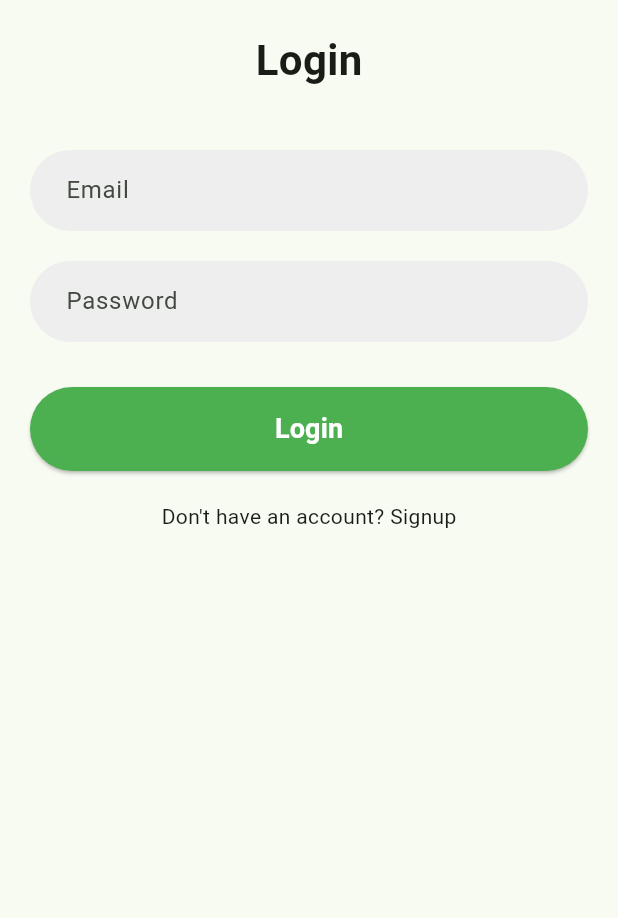
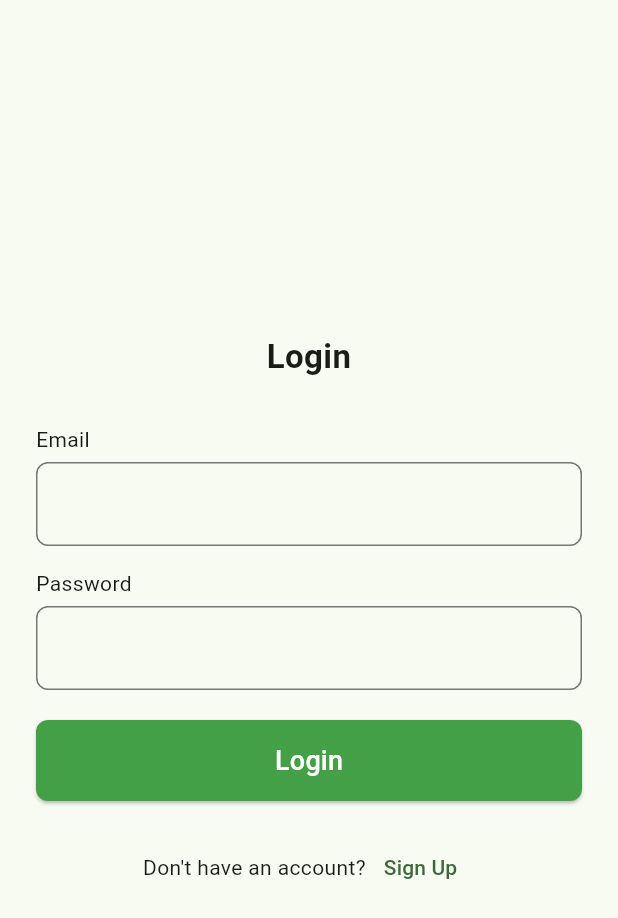
Before and after one commit to jdesai05/RecycleIT, a Flutter app: the screen it shows after launch, on a phone screen of 412 x 824 dp. Shown: the top 918 px of the screen. Run offline on Flutter 3.47's test engine with Material 3 defaults, Android fonts, the phone set to English and light mode, and no system bars; our stand-ins replace firebase_auth, firebase_core, flutter_map, image_picker, latlong2; accounts and stored records are empty.

Commit message:
Jainil Update 4

```diff
--- a/lib/screens/LoginForm.dart
+++ b/lib/screens/LoginForm.dart
@@ -2,8 +2,6 @@ import 'package:flutter/material.dart';
 import 'package:firebase_auth/firebase_auth.dart';
 import 'package:recycleit/screens/HomeScreen.dart';
 import 'package:recycleit/screens/SignUp.dart';
-import '../widgets/textfield.dart';
-import '../widgets/LoginButton.dart';
 
 class LoginForm extends StatefulWidget {
   const LoginForm({super.key});
@@ -59,43 +57,76 @@ class _LoginFormState extends State<LoginForm> {
   Widget build(BuildContext context) {
     return Scaffold(
       body: Padding(
-        padding: const EdgeInsets.all(20.0),
+        padding: const EdgeInsets.symmetric(horizontal: 24),
         child: Column(
-          crossAxisAlignment: CrossAxisAlignment.start,
+          mainAxisAlignment: MainAxisAlignment.center,
+          crossAxisAlignment: CrossAxisAlignment.stretch,
           children: [
-            Center(
-              child: Text(
-                'Login',
-                style: TextStyle(fontSize: 28, fontWeight: FontWeight.bold),
+            const Text(
+              'Login',
+              textAlign: TextAlign.center,
+              style: TextStyle(fontSize: 22, fontWeight: FontWeight.bold),
+            ),
+            const SizedBox(height: 30),
+
+            // Email Field
+            const Text('Email'),
+            const SizedBox(height: 5),
+            TextField(
+              controller: emailController,
+              keyboardType: TextInputType.emailAddress,
+              decoration: InputDecoration(
+                border: OutlineInputBorder(borderRadius: BorderRadius.circular(8)),
               ),
             ),
-            SizedBox(height: 40),
-            RoundedTextField(
-              hintText: 'Email',
-              controller: emailController,
+            const SizedBox(height: 15),
+
+            // Password Field
+            const Text('Password'),
+            const SizedBox(height: 5),
+            TextField(
+              controller: passwordController,
+              obscureText: true,
+              decoration: InputDecoration(
+                border: OutlineInputBorder(borderRadius: BorderRadius.circular(8)),
+              ),
             ),
-            SizedBox(height: 20),
-            RoundedTextField(
-              hintText: 'Password',
-              obscureText: true,
-              controller: passwordController,
-            ),
-            SizedBox(height: 30),
+            const SizedBox(height: 20),
+
+            // Login Button
             isLoading
-                ? Center(child: CircularProgressIndicator()) // Show loading spinner
-                : LoginButton(
-                    text: 'Login',
+                ? Center(child: CircularProgressIndicator())
+                : ElevatedButton(
                     onPressed: _login,
+                    style: ElevatedButton.styleFrom(
+                      backgroundColor: Colors.green.shade600,
+                      shape: RoundedRectangleBorder(borderRadius: BorderRadius.circular(8)),
+                    ),
+                    child: const Padding(
+                      padding: EdgeInsets.symmetric(vertical: 14),
+                      child: Text(
+                        'Login',
+                        style: TextStyle(color: Colors.white, fontSize: 18),
+                      ),
+                    ),
                   ),
-            SizedBox(height: 20),
-            GestureDetector(
-              onTap: () {
-                Navigator.push(
-                  context,
-                  MaterialPageRoute(builder: (context) => SignUp()),
-                );
-              },
-              child: Center(child: Text("Don't have an account? Signup")),
+            const SizedBox(height: 20),
+
+            // Navigate to SignUp
+            Row(
+              mainAxisAlignment: MainAxisAlignment.center,
+              children: [
+                const Text("Don't have an account?"),
+                TextButton(
+                  onPressed: () {
+                    Navigator.push(
+                      context,
+                      MaterialPageRoute(builder: (context) => SignUp()),
+                    );
+                  },
+                  child: const Text('Sign Up'),
+                ),
+              ],
             ),
           ],
         ),
--- a/lib/screens/Request.dart
+++ b/lib/screens/Request.dart
@@ -22,6 +22,13 @@ class _RequestPageState extends State<RequestPage> {
         _calculatedValue = 0.0; // Reset value on invalid input
       });
     }
+  }
+
+  void _sendRequest() {
+    // Implement your request handling logic here
+    ScaffoldMessenger.of(context).showSnackBar(
+      SnackBar(content: Text('Request sent with calculated value: \$$_calculatedValue')),
+    );
   }
 
   @override
@@ -52,6 +59,13 @@ class _RequestPageState extends State<RequestPage> {
               style: const TextStyle(fontSize: 18, fontWeight: FontWeight.bold),
             ),
 
+            const SizedBox(height: 20), // Spacing
+
+            // Send Request Button
+            ElevatedButton(
+              onPressed: _sendRequest,
+              child: const Text('Send Request'),
+            ),
           ],
         ),
       ),
```
